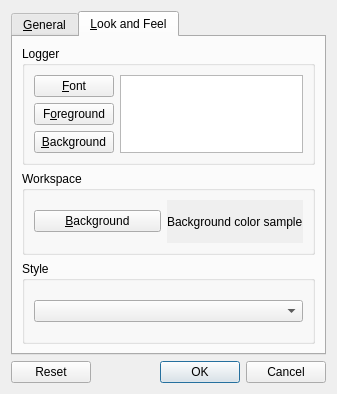
Old version of the form vitables/preferences/settings_dlg.ui in the repository uvemas/ViTables.
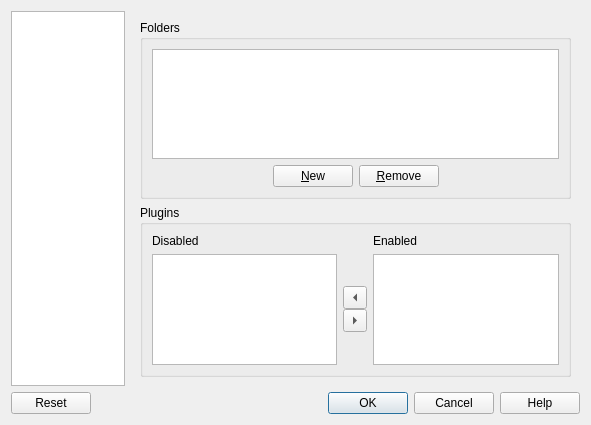
New version of the form. The open tabs and pages were chosen to show the change.

Commit message: The plugins framework has been debugged and refactored and has a new ui.

Diff of the .ui file:
```diff
--- a/vitables/preferences/settings_dlg.ui
+++ b/vitables/preferences/settings_dlg.ui
@@ -1,53 +1,57 @@
 <ui version="4.0" >
  <class>SettingsDialog</class>
- <widget class="QDialog" name="SettingsDialog" >
-  <property name="geometry" >
+ <widget class="QDialog" name="SettingsDialog">
+  <property name="geometry">
    <rect>
     <x>0</x>
     <y>0</y>
-    <width>337</width>
-    <height>394</height>
+    <width>591</width>
+    <height>425</height>
    </rect>
   </property>
-  <property name="windowTitle" >
-   <string comment="Caption of the Settings dialog" >ViTables settings</string>
+  <property name="windowTitle">
+   <string>ViTables settings</string>
   </property>
-  <layout class="QVBoxLayout" name="verticalLayout" >
+  <layout class="QVBoxLayout" name="verticalLayout_5">
    <item>
-    <widget class="QTabWidget" name="tab_widget" >
-     <property name="currentIndex" >
-      <number>0</number>
-     </property>
-     <widget class="QWidget" name="general_page" >
-      <property name="geometry" >
-       <rect>
-        <x>0</x>
-        <y>0</y>
-        <width>315</width>
-        <height>309</height>
-       </rect>
-      </property>
-      <attribute name="title" >
-       <string>&amp;General</string>
-      </attribute>
-      <layout class="QVBoxLayout" name="verticalLayout_2" >
+    <layout class="QHBoxLayout" name="horizontalLayout">
+     <item>
+      <widget class="QListWidget" name="contents_widget">
+       <property name="whatsThis">
+        <string>This is the settings selector widget. Click on an icon in order to select the settings you want to customise.</string>
+       </property>
+       <property name="viewMode">
+        <enum>QListView::IconMode</enum>
+       </property>
+       <property name="currentRow">
+        <number>-1</number>
+       </property>
+      </widget>
+     </item>
        <item>
-        <widget class="QGroupBox" name="startup_gb" >
-         <property name="title" >
-          <string comment="The name of the groupbox where startup is configured" >Startup</string>
-         </property>
-         <layout class="QVBoxLayout" name="verticalLayout_3" >
+      <widget class="QStackedWidget" name="pages_widget">
+       <property name="currentIndex">
+        <number>2</number>
+       </property>
+       <widget class="QWidget" name="startup_page">
+        <layout class="QVBoxLayout" name="verticalLayout_2">
           <item>
-           <widget class="QCheckBox" name="restore_cb" >
-            <property name="text" >
-             <string comment="Label of the restore last session check button" >Restore last session</string>
-            </property>
+          <widget class="QGroupBox" name="startup_gb">
+           <property name="title">
+            <string comment="The name of the groupbox where startup is configured">Startup</string>
+           </property>
+           <layout class="QVBoxLayout" name="verticalLayout_3">
+            <item>
+             <widget class="QCheckBox" name="restore_cb">
+              <property name="text">
+               <string comment="Label of the restore last session check button">Restore last session</string>
+              </property>
            </widget>
           </item>
           <item>
-           <widget class="QCheckBox" name="last_dir_cb" >
-            <property name="text" >
-             <string comment="Label of the startup in the last open directory check box" >Start in last opened directory</string>
+             <widget class="QCheckBox" name="last_dir_cb">
+              <property name="text">
+               <string comment="Label of the startup in the last open directory check box">Start in last opened directory</string>
             </property>
            </widget>
           </item>
@@ -56,53 +60,68 @@
        </item>
       </layout>
      </widget>
-     <widget class="QWidget" name="lf_page" >
-      <property name="geometry" >
-       <rect>
-        <x>0</x>
-        <y>0</y>
-        <width>315</width>
-        <height>309</height>
-       </rect>
-      </property>
-      <attribute name="title" >
-       <string>&amp;Look and Feel</string>
-      </attribute>
-      <layout class="QVBoxLayout" name="verticalLayout_5" >
+       <widget class="QWidget" name="style_page">
+        <layout class="QVBoxLayout" name="verticalLayout">
        <item>
-        <widget class="QGroupBox" name="logger_gb" >
-         <property name="title" >
-          <string comment="The title of the logger groubox" >Logger</string>
-         </property>
-         <layout class="QGridLayout" name="gridLayout" >
-          <item row="0" column="0" >
-           <widget class="QPushButton" name="font_pb" >
-            <property name="text" >
-             <string comment="The label of the logger font chooser button" >&amp;Font</string>
-            </property>
-           </widget>
-          </item>
-          <item rowspan="3" row="0" column="1" >
-           <widget class="QTextEdit" name="sample_te" >
-            <property name="readOnly" >
+          <widget class="QGroupBox" name="logger_gb">
+           <property name="title">
+            <string comment="The title of the logger groubox">Logger</string>
+           </property>
+           <layout class="QGridLayout" name="gridLayout">
+            <item row="0" column="1" rowspan="7">
+             <widget class="QTextEdit" name="sample_te">
+              <property name="readOnly">
              <bool>true</bool>
             </property>
-            <property name="textInteractionFlags" >
+              <property name="textInteractionFlags">
              <set>Qt::NoTextInteraction</set>
             </property>
            </widget>
           </item>
-          <item row="1" column="0" >
-           <widget class="QPushButton" name="foreground_pb" >
-            <property name="text" >
-             <string comment="The label of the logger text color button" >F&amp;oreground</string>
+            <item row="3" column="0">
+             <widget class="QPushButton" name="foreground_pb">
+              <property name="text">
+               <string comment="The label of the logger text color button">F&amp;oreground</string>
             </property>
            </widget>
           </item>
-          <item row="2" column="0" >
-           <widget class="QPushButton" name="background_pb" >
-            <property name="text" >
-             <string comment="The label of the logger color button" >&amp;Background</string>
+            <item row="1" column="0">
+             <spacer name="verticalSpacer">
+              <property name="orientation">
+               <enum>Qt::Vertical</enum>
+              </property>
+              <property name="sizeHint" stdset="0">
+               <size>
+                <width>20</width>
+                <height>40</height>
+               </size>
+              </property>
+             </spacer>
+            </item>
+            <item row="5" column="0">
+             <spacer name="verticalSpacer_2">
+              <property name="orientation">
+               <enum>Qt::Vertical</enum>
+              </property>
+              <property name="sizeHint" stdset="0">
+               <size>
+                <width>20</width>
+                <height>40</height>
+               </size>
+              </property>
+             </spacer>
+            </item>
+            <item row="4" column="0">
+             <widget class="QPushButton" name="background_pb">
+              <property name="text">
+               <string comment="The label of the logger color button">&amp;Background</string>
+              </property>
+             </widget>
+            </item>
+            <item row="2" column="0">
+             <widget class="QPushButton" name="font_pb">
+              <property name="text">
+               <string comment="The label of the logger font chooser button">&amp;Font</string>
             </property>
            </widget>
           </item>
@@ -110,25 +129,25 @@
         </widget>
        </item>
        <item>
-        <widget class="QGroupBox" name="workspace_gb" >
-         <property name="title" >
-          <string comment="The title of the workspace groupbox" >Workspace</string>
-         </property>
-         <layout class="QHBoxLayout" name="horizontalLayout" >
+          <widget class="QGroupBox" name="workspace_gb">
+           <property name="title">
+            <string comment="The title of the workspace groupbox">Workspace</string>
+           </property>
+           <layout class="QHBoxLayout" name="horizontalLayout_2">
           <item>
-           <widget class="QPushButton" name="workspace_pb" >
-            <property name="text" >
-             <string comment="The label of the workspace color button" >&amp;Background</string>
+             <widget class="QPushButton" name="workspace_pb">
+              <property name="text">
+               <string comment="The label of the workspace color button">&amp;Background</string>
             </property>
            </widget>
           </item>
           <item>
-           <widget class="QLabel" name="workspace_label" >
-            <property name="autoFillBackground" >
+             <widget class="QLabel" name="workspace_label">
+              <property name="autoFillBackground">
              <bool>true</bool>
             </property>
-            <property name="text" >
-             <string comment="A label for the workspace color sample" >Background color sample</string>
+              <property name="text">
+               <string comment="A label for the workspace color sample">Background color sample</string>
             </property>
            </widget>
           </item>
@@ -136,28 +155,222 @@
         </widget>
        </item>
        <item>
-        <widget class="QGroupBox" name="style_gb" >
-         <property name="title" >
-          <string comment="The title of the global aspect groupbox" >Style</string>
-         </property>
-         <layout class="QVBoxLayout" name="verticalLayout_4" >
+          <widget class="QGroupBox" name="style_gb">
+           <property name="title">
+            <string comment="The title of the global aspect groupbox">Style</string>
+           </property>
+           <layout class="QVBoxLayout" name="verticalLayout_4">
           <item>
-           <widget class="QComboBox" name="styles_cb" />
+             <widget class="QComboBox" name="styles_cb"/>
           </item>
          </layout>
         </widget>
        </item>
       </layout>
      </widget>
+       <widget class="QWidget" name="plugins_page">
+        <layout class="QVBoxLayout" name="verticalLayout_9">
+         <item>
+          <widget class="QGroupBox" name="folders_gbox">
+           <property name="title">
+            <string>Folders</string>
+           </property>
+           <layout class="QVBoxLayout" name="verticalLayout_6">
+            <item>
+             <widget class="QListView" name="paths_lv">
+              <property name="toolTip">
+               <string>The list of folders where plugins can be found</string>
+              </property>
+              <property name="whatsThis">
+               <string>&lt;!DOCTYPE HTML PUBLIC &quot;-//W3C//DTD HTML 4.0//EN&quot; &quot;http://www.w3.org/TR/REC-html40/strict.dtd&quot;&gt;
+&lt;html&gt;&lt;head&gt;&lt;meta name=&quot;qrichtext&quot; content=&quot;1&quot; /&gt;&lt;style type=&quot;text/css&quot;&gt;
+p, li { white-space: pre-wrap; }
+&lt;/style&gt;&lt;/head&gt;&lt;body style=&quot; font-family:'DejaVu Sans'; font-size:9pt; font-weight:400; font-style:normal;&quot;&gt;
+&lt;p style=&quot; margin-top:0px; margin-bottom:0px; margin-left:0px; margin-right:0px; -qt-block-indent:0; text-indent:0px;&quot;&gt;This is the list of folders where plugins will be searched at start time. Click the New button for adding a folder. For deleting a folder, select it and click the Remove button.&lt;/p&gt;
+&lt;p style=&quot;-qt-paragraph-type:empty; margin-top:0px; margin-bottom:0px; margin-left:0px; margin-right:0px; -qt-block-indent:0; text-indent:0px;&quot;&gt;&lt;/p&gt;
+&lt;p style=&quot; margin-top:0px; margin-bottom:0px; margin-left:0px; margin-right:0px; -qt-block-indent:0; text-indent:0px;&quot;&gt;The folders in this list should contain &lt;span style=&quot; font-weight:600;&quot;&gt;only&lt;/span&gt; ViTables plugins. Otherwise unexpected errors can happen.&lt;/p&gt;&lt;/body&gt;&lt;/html&gt;</string>
+              </property>
     </widget>
    </item>
    <item>
-    <widget class="QDialogButtonBox" name="buttons_box" >
-     <property name="orientation" >
+             <layout class="QHBoxLayout" name="horizontalLayout_4">
+              <item>
+               <spacer name="horizontalSpacer_3">
+                <property name="orientation">
       <enum>Qt::Horizontal</enum>
      </property>
-     <property name="standardButtons" >
-      <set>QDialogButtonBox::Cancel|QDialogButtonBox::Ok|QDialogButtonBox::Reset</set>
+                <property name="sizeHint" stdset="0">
+                 <size>
+                  <width>40</width>
+                  <height>20</height>
+                 </size>
+                </property>
+               </spacer>
+              </item>
+              <item>
+               <widget class="QPushButton" name="new_button">
+                <property name="toolTip">
+                 <string>Press to add a new plugins folder</string>
+                </property>
+                <property name="text">
+                 <string>&amp;New</string>
+                </property>
+               </widget>
+              </item>
+              <item>
+               <widget class="QPushButton" name="remove_button">
+                <property name="toolTip">
+                 <string>Press to remove the selected plugins folder</string>
+                </property>
+                <property name="text">
+                 <string>&amp;Remove</string>
+                </property>
+               </widget>
+              </item>
+              <item>
+               <spacer name="horizontalSpacer_4">
+                <property name="orientation">
+                 <enum>Qt::Horizontal</enum>
+                </property>
+                <property name="sizeHint" stdset="0">
+                 <size>
+                  <width>40</width>
+                  <height>20</height>
+                 </size>
+                </property>
+               </spacer>
+              </item>
+             </layout>
+            </item>
+           </layout>
+          </widget>
+         </item>
+         <item>
+          <widget class="QGroupBox" name="plugins_gbox">
+           <property name="title">
+            <string>Plugins</string>
+           </property>
+           <layout class="QVBoxLayout" name="verticalLayout_7">
+            <item>
+             <layout class="QGridLayout" name="grid_layout_3">
+              <item row="2" column="2">
+               <layout class="QGridLayout" name="grid_layout_4">
+                <property name="spacing">
+                 <number>0</number>
+                </property>
+                <item row="2" column="1">
+                 <widget class="QToolButton" name="load_button">
+                  <property name="toolTip">
+                   <string>Press to enable the selected plugin</string>
+                  </property>
+                  <property name="text">
+                   <string/>
+                  </property>
+                  <property name="arrowType">
+                   <enum>Qt::RightArrow</enum>
+                  </property>
+                 </widget>
+                </item>
+                <item row="1" column="1">
+                 <widget class="QToolButton" name="unload_button">
+                  <property name="toolTip">
+                   <string>Press to disable the selected plugin</string>
+                  </property>
+                  <property name="text">
+                   <string/>
+                  </property>
+                  <property name="arrowType">
+                   <enum>Qt::LeftArrow</enum>
+                  </property>
+                 </widget>
+                </item>
+                <item row="0" column="1">
+                 <spacer name="verticalSpacer_3">
+                  <property name="orientation">
+                   <enum>Qt::Vertical</enum>
+                  </property>
+                  <property name="sizeHint" stdset="0">
+                   <size>
+                    <width>20</width>
+                    <height>40</height>
+                   </size>
+                  </property>
+                 </spacer>
+                </item>
+                <item row="3" column="1">
+                 <spacer name="verticalSpacer_4">
+                  <property name="orientation">
+                   <enum>Qt::Vertical</enum>
+                  </property>
+                  <property name="sizeHint" stdset="0">
+                   <size>
+                    <width>20</width>
+                    <height>40</height>
+                   </size>
+                  </property>
+                 </spacer>
+                </item>
+               </layout>
+              </item>
+              <item row="0" column="0">
+               <widget class="QLabel" name="disabled_label">
+                <property name="text">
+                 <string>Disabled</string>
+                </property>
+               </widget>
+              </item>
+              <item row="0" column="4">
+               <widget class="QLabel" name="enabled_label">
+                <property name="text">
+                 <string>Enabled</string>
+                </property>
+               </widget>
+              </item>
+              <item row="2" column="4">
+               <widget class="QListView" name="enabled_lv">
+                <property name="toolTip">
+                 <string>The list of enabled plugins</string>
+                </property>
+                <property name="whatsThis">
+                 <string>This is the list of enabled plugins. You can enable a currently disabled plugin by selecting it in the list of disabled plugins and clicking the right arrow button. The selected plugin will be added to the list of enabled plugins.
+
+Changes in the enabled/disabled plugins lists will take effect the next time you start ViTables.</string>
+                </property>
+               </widget>
+              </item>
+              <item row="2" column="0">
+               <widget class="QListView" name="disabled_lv">
+                <property name="toolTip">
+                 <string>The list of disabled plugins</string>
+                </property>
+                <property name="whatsThis">
+                 <string>This is the list of disabled plugins. You can disable a currently enabled plugin by selecting it in the list of enabled plugins and clicking the left arrow button. The selected plugin will be added to the list of disabled plugins.
+
+Changes in the enabled/disabled plugins lists will take effect the next time you start ViTables.</string>
+                </property>
+               </widget>
+              </item>
+             </layout>
+            </item>
+           </layout>
+          </widget>
+         </item>
+        </layout>
+       </widget>
+      </widget>
+     </item>
+    </layout>
+   </item>
+   <item>
+    <widget class="QDialogButtonBox" name="buttons_box">
+     <property name="toolTip">
+      <string>Forget changes done in this dialog</string>
+     </property>
+     <property name="orientation">
+      <enum>Qt::Horizontal</enum>
+     </property>
+     <property name="standardButtons">
+      <set>QDialogButtonBox::Cancel|QDialogButtonBox::Help|QDialogButtonBox::Ok|QDialogButtonBox::Reset</set>
      </property>
     </widget>
    </item>
```
Left out of the diff: 38 changed lines with no effect on the pictures. Lines whose indentation alone changed are shown as unchanged. The commit also changes 78 other files.
